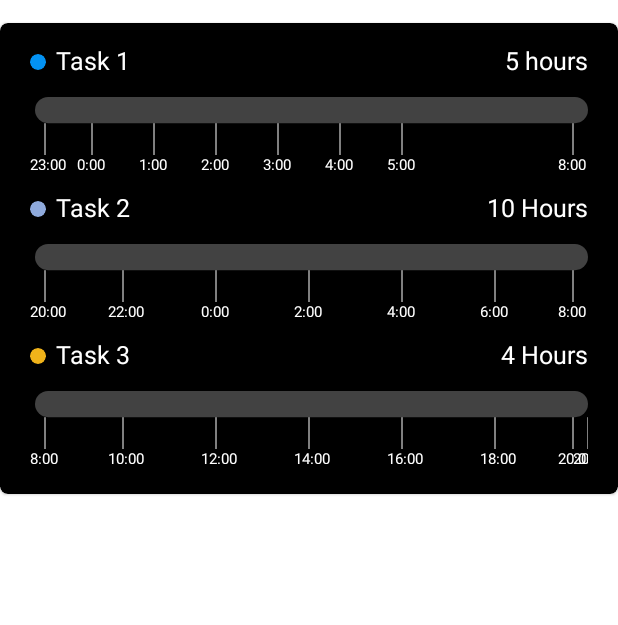
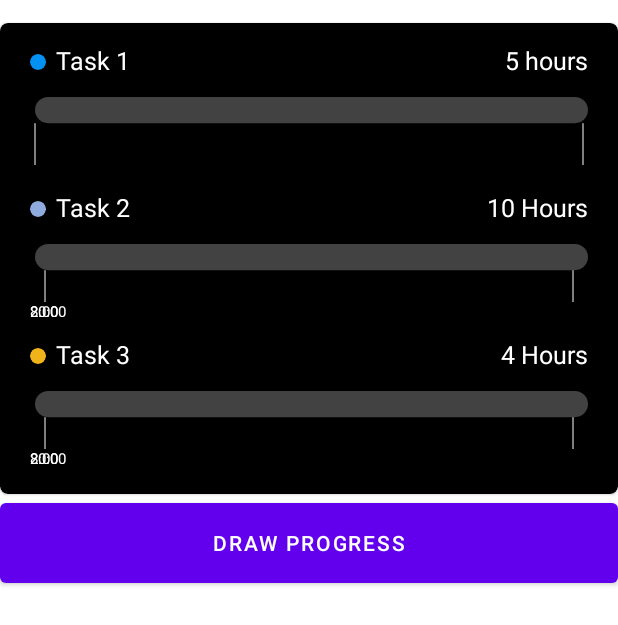
Before and after one commit to GauravSTripathi/MultiProgress, an Android app: the layout activity_main.xml on its own in the app's theme, with its tools: preview values and no code run, on a phone screen of 412 x 824 dp. Shown: the top 625 px of the screen. Run offline under Robolectric (Android 15) with nearby library versions, the phone set to English and light mode, and no system bars.

Commit message:
Change hours to millisecond system Added min draw pixel = 3, base on max value and width of timeline view

```diff
--- a/MultiProgressBar/src/main/java/com/gaurav/multiprogressbar/MultiProgressBar.kt
+++ b/MultiProgressBar/src/main/java/com/gaurav/multiprogressbar/MultiProgressBar.kt
@@ -8,14 +8,22 @@ import android.view.animation.LinearInterpolator
 import androidx.annotation.ColorInt
 import androidx.annotation.FloatRange
 import androidx.core.view.doOnLayout
+import java.text.DecimalFormat
+import java.text.NumberFormat
+import java.text.ParseException
+import java.text.SimpleDateFormat
+import java.util.Date
+import java.util.Locale
+import java.util.TimeZone
+
 
 class MultiProgressBar @JvmOverloads constructor(
     context: Context,
     attrs: AttributeSet? = null,
     defStyleAttr: Int = 0
 ) : View(context, attrs, defStyleAttr) {
-    private var w=0F
-    private var h=0F
+    private var w = 0F
+    private var h = 0F
     private var dataFormat = 0
     private var ProgressRectF = java.util.ArrayList<RectF>()
     private var seconderProgressPaint = Paint()
@@ -26,7 +34,7 @@ class MultiProgressBar @JvmOverloads constructor(
     private var textSegmentsWidth = 1
     private var startHour = 0F
     private var endHour = 10F
-    var progress_radius : Float = 10F
+    var progress_radius: Float = 10F
         set(value) {
             if (field != value) {
                 field = value
@@ -52,6 +60,40 @@ class MultiProgressBar @JvmOverloads constructor(
             }
         }
 
+
+    var showHours: Boolean = true
+        set(value) {
+            if (field != value) {
+                field = value
+                invalidate()
+            }
+        }
+
+    var startTimeDisplay: String = ""
+        set(value) {
+            if (field != value) {
+                field = value
+                invalidate()
+            }
+        }
+
+
+    var endTimeDisplay: String = ""
+        set(value) {
+            if (field != value) {
+                field = value
+                invalidate()
+            }
+        }
+
+
+    var is24Hour: Boolean = true
+        set(value) {
+            if (field != value) {
+                field = value
+                invalidate()
+            }
+        }
     var spacing: Float = 0f
         set(value) {
             if (field != value) {
@@ -93,7 +135,8 @@ class MultiProgressBar @JvmOverloads constructor(
             segmentCount = getInteger(R.styleable.MultiProgressBar_gst_count, segmentCount)
             startHour = getFloat(R.styleable.MultiProgressBar_gst_start_hour, startHour)
             endHour = getFloat(R.styleable.MultiProgressBar_gst_end_hour, endHour)
-            progress_radius = getFloat(R.styleable.MultiProgressBar_gst_progress_radius,progress_radius)
+            progress_radius =
+                getFloat(R.styleable.MultiProgressBar_gst_progress_radius, progress_radius)
 
             segmentAlpha = getFloat(R.styleable.MultiProgressBar_gst_segmentAlpha, segmentAlpha)
             progressAlpha = getFloat(R.styleable.MultiProgressBar_gst_progressAlpha, progressAlpha)
@@ -128,8 +171,7 @@ class MultiProgressBar @JvmOverloads constructor(
             primaryProgressPaint.isAntiAlias = true
             primaryProgressPaint.style = Paint.Style.FILL
 
-            if (endHour<startHour)
-            {
+            if (endHour < startHour) {
                 endHour = 24 + endHour
             }
             recycle()
@@ -137,21 +179,20 @@ class MultiProgressBar @JvmOverloads constructor(
 
     }
 
-    fun setHours(sleepStartHour:Float,sleepEndHour:Float)
-    {
-        startHour=sleepStartHour
-        endHour=sleepEndHour
+    fun setHours(sleepStartHour: Float, sleepEndHour: Float) {
+        startHour = sleepStartHour
+        endHour = sleepEndHour
+        invalidate()
     }
 
     fun setProgress(progress: ArrayList<Pair<Float, Float>>) {
-        if (endHour<startHour)
-        {
+        if (endHour < startHour) {
             endHour = 24 + endHour
         }
 
         var isNightSleep = progress.filter { it.second < it.first }
 
-        if (isNightSleep!=null && isNightSleep.size>0) {
+        if (isNightSleep != null && isNightSleep.size > 0) {
             progress.forEachIndexed { index, item ->
 
                 if (item.first >= startHour) {
@@ -181,10 +222,9 @@ class MultiProgressBar @JvmOverloads constructor(
 
         var first = pair.first
         var second = pair.second
-        if(endHour>23)
-        {
-            first +=24
-            second +=24
+        if (endHour > 23) {
+            first += 24
+            second += 24
         }
 
         val left = ((first - startHour) / (endHour - startHour)) * w
@@ -225,12 +265,39 @@ class MultiProgressBar @JvmOverloads constructor(
 
 
             var hours = 0
+            if (showHours) {
+                val formatter: NumberFormat = DecimalFormat("00")
+                if(is24Hour)
+                {
                     canvas.drawText(
                         startHour.toInt().toString() + ":00",
                         0F,
                         h,
                         textPaint
                     )
+                }else{
+                    var hourText=""
+
+                    var hour = startHour.toInt()
+                    var mins =(( startHour - hour ) *60).toInt()
+
+                    var displayTime = getFormatedDateFromUtc("$hour:$mins")
+
+//                    if( getLocalTime(hour,mins).first<12)
+//                    {
+//                        hourText = "${formatter.format( getLocalTime(hour,mins).first)}:${formatter.format( getLocalTime(hour,mins).second)} AM"
+//                    }else{
+//
+//                        hourText = "${formatter.format(12-(24- getLocalTime(hour,mins).first))}:${formatter.format( getLocalTime(hour,mins).second)} PM"
+//                    }
+                    canvas.drawText(
+                        if(!startTimeDisplay.isNullOrEmpty()) {startTimeDisplay}else{displayTime},
+                        0F,
+                        h,
+                        textPaint
+                    )
+                }
+
 
                 canvas.drawLine(
                     0F + textSize,
@@ -245,12 +312,44 @@ class MultiProgressBar @JvmOverloads constructor(
                     hours = Math.abs(24 - endHour).toInt()
                 }
 
+
+                if(is24Hour)
+                {
                     canvas.drawText(
-                hours.toString() + ":00",
-                w - (textSize*2),
+                        hours.toInt().toString() + ":00",
+                        0F,
                         h,
                         textPaint
                     )
+                }else{
+                    var hourText=""
+                    var hour = hours.toInt()
+                    var mins =(( endHour - endHour.toInt() ) *60).toInt()
+
+
+                    var displayTime = getFormatedDateFromUtc("$hour:$mins")
+
+//                    if( getLocalTime(hour,mins).first<12)
+//                    {
+//                        hourText = "${formatter.format( getLocalTime(hour,mins).first)}:${formatter.format( getLocalTime(hour,mins).second)} AM"
+//                    }else{
+//                        hourText = "${formatter.format(12 - (24- getLocalTime(hour,mins).first))}:${formatter.format( getLocalTime(hour,mins).second)} PM"
+//                    }
+                    canvas.drawText(
+                        if(!endTimeDisplay.isNullOrEmpty()) {endTimeDisplay}else{displayTime},
+                        w-(displayTime.length*12),
+                        h,
+                        textPaint
+                    )
+                }
+
+
+//                canvas.drawText(
+//                    hours.toString() + ":00",
+//                    w - (textSize * 2),
+//                    h,
+//                    textPaint
+//                )
 
                 canvas.drawLine(
                     w - textSize,
@@ -259,6 +358,8 @@ class MultiProgressBar @JvmOverloads constructor(
                     h - textSize,
                     textPaint
                 )
+            }
+
 
 
             if (segmentCount > 2) {
@@ -269,13 +370,13 @@ class MultiProgressBar @JvmOverloads constructor(
                         hours = Math.abs(24 - generateHoursSegment.get(it))
                     }
 
-                    var actualEndHour = if(endHour > 23) {
-                        endHour.toInt()-24
-                    }else{
+                    var actualEndHour = if (endHour > 23) {
+                        endHour.toInt() - 24
+                    } else {
                         endHour
                     }
-
-                    if(hours!=actualEndHour){
+                    if (showHours) {
+                        if (hours != actualEndHour) {
                             canvas.drawLine(
                                 ((generateHoursSegment.get(it) - startHour) / (endHour - startHour)) * w,
                                 h * 0.40F,
@@ -286,10 +387,11 @@ class MultiProgressBar @JvmOverloads constructor(
 
                             canvas.drawText(
                                 hours.toString() + ":00",
-                            ((generateHoursSegment.get(it) - startHour) / (endHour - startHour)) * w - textSize ,
+                                ((generateHoursSegment.get(it) - startHour) / (endHour - startHour)) * w - textSize,
                                 h,
                                 textPaint
                             )
+                        }
                     }
                 }
 
@@ -297,7 +399,12 @@ class MultiProgressBar @JvmOverloads constructor(
             canvas.drawRoundRect(5F, 5F, w, h * 0.40F, 50F, 50F, primaryProgressPaint)
             ProgressRectF?.let {
                 (0 until it.size).forEach { index ->
-                    canvas.drawRoundRect(it.get(index), progress_radius, progress_radius, seconderProgressPaint)
+                    canvas.drawRoundRect(
+                        it.get(index),
+                        progress_radius,
+                        progress_radius,
+                        seconderProgressPaint
+                    )
                 }
 
             }
@@ -306,4 +413,30 @@ class MultiProgressBar @JvmOverloads constructor(
         }
 
     }
+
+
+    fun getFormatedDateFromUtc(
+        date: String
+    ): String {
+        var providedDate= date
+        val input = SimpleDateFormat("HH:mm")
+        input.timeZone = TimeZone.getTimeZone("UTC")
+        val output = SimpleDateFormat("hh:mm a", Locale.getDefault())
+        output.setTimeZone(TimeZone.getDefault());
+        var Stringdate = ""
+        try {
+            if(providedDate.count { it==':' }>1)
+            {
+                providedDate = providedDate.substring(0,providedDate.lastIndexOf(':'))
             }
+            val inputDate: Date = input.parse(providedDate) // parse input
+            Stringdate = output.format(inputDate)
+
+        } catch (e: ParseException) {
+            e.printStackTrace()
+        }
+        return Stringdate
+    }
+
+
+}
--- /dev/null
+++ b/MultiProgressBar/src/main/java/com/gaurav/multiprogressbar/TimeLineView.kt
@@ -0,0 +1,312 @@
+package com.gaurav.multiprogressbar
+
+import android.content.Context
+import android.graphics.Canvas
+import android.graphics.Color
+import android.graphics.Paint
+import android.graphics.RectF
+import android.util.AttributeSet
+import android.view.View
+import androidx.annotation.ColorInt
+import androidx.core.view.doOnLayout
+import java.text.DecimalFormat
+import java.text.NumberFormat
+
+class TimeLineView @JvmOverloads constructor(
+    context: Context,
+    attrs: AttributeSet? = null,
+    defStyleAttr: Int = 0
+) : View(context, attrs, defStyleAttr) {
+
+    private var w = 0F
+    private var h = 0F
+    private var dataFormat = 0
+    private var ProgressRectF = java.util.ArrayList<RectF>()
+    private var seconderProgressPaint = Paint()
+    private var primaryProgressPaint = Paint()
+    private var textPaint = Paint()
+
+    var progress_radius: Float = 10F
+        set(value) {
+            if (field != value) {
+                field = value
+                invalidate()
+            }
+        }
+
+    private var textSize = 5F
+        get() = field
+        set(value) {
+            if (field != value) {
+                field = value
+                invalidate()
+            }
+        }
+    private var textColor = Color.WHITE
+        get() = field
+        set(value) { if (field != value) {
+            field = value
+            invalidate()
+        }
+        }
+    private var textSegmentsWidth = 1
+    private var startTimeMilli = 0L
+        get() = field
+        set(value) { if (field != value) {
+            field = value
+            invalidate()
+        }
+        }
+    private var endTimeMilli = 10L
+        get() = field
+        set(value) { if (field != value) {
+            field = value
+            invalidate()
+        }}
+    private var progressAlpha: Float = 1f
+        set(value) {
+            if (field != value) {
+                field = value.coerceIn(0f, 1f)
+                invalidate()
+            }
+        }
+
+    @get:ColorInt
+    var seconderProgressColor: Int = Color.GREEN
+        set(value) {
+            if (field != value) {
+                field = value
+                invalidate()
+            }
+        }
+
+    @get:ColorInt
+    var primaryProgressColor: Int = Color.GRAY
+        set(value) {
+            if (field != value) {
+                field = value
+                invalidate()
+            }
+        }
+    var startTimeDisplay: String = ""
+        set(value) {
+            if (field != value) {
+                field = value
+                invalidate()
+            }
+        }
+
+
+    var endTimeDisplay: String = ""
+        set(value) {
+            if (field != value) {
+                field = value
+                invalidate()
+            }
+        }
+
+
+    var showHours: Boolean = true
+        set(value) {
+            if (field != value) {
+                field = value
+                invalidate()
+            }
+        }
+
+    var is24Hour: Boolean = true
+        set(value) {
+            if (field != value) {
+                field = value
+                invalidate()
+            }
+        }
+
+    init {
+        context.obtainStyledAttributes(attrs, R.styleable.TimeLineView, defStyleAttr, 0).run {
+            startTimeMilli =
+                getString(R.styleable.TimeLineView_tlv_start_time_in_milli)?.toLong() ?: 0
+            endTimeMilli = getString(R.styleable.TimeLineView_tlv_end_time_in_milli)?.toLong() ?: 0
+
+            progress_radius =
+                getFloat(R.styleable.TimeLineView_tlv_progress_radius, progress_radius)
+
+            progressAlpha = getFloat(R.styleable.TimeLineView_tlv_progressAlpha, progressAlpha)
+            seconderProgressColor = getColor(
+                R.styleable.TimeLineView_tlv_seconder_progress_color,
+                seconderProgressColor
+            )
+            primaryProgressColor = getColor(
+                R.styleable.TimeLineView_tlv_primary_progress_color,
+                primaryProgressColor
+            )
+            textSize = getFloat(R.styleable.TimeLineView_tlv_textSize, textSize)
+            textColor = getColor(R.styleable.TimeLineView_tlv_textColor, textColor)
+
+
+            dataFormat = this.getInt(R.styleable.TimeLineView_tlv_data_format, dataFormat)
+
+
+            startTimeDisplay =
+                getString(R.styleable.TimeLineView_tlv_startTimeDisplay).toString()
+
+
+            endTimeDisplay =
+                getString(R.styleable.TimeLineView_tlv_endTimeDisplay).toString()
+
+            showHours = getBoolean(R.styleable.TimeLineView_tlv_showHours, true)
+            is24Hour = getBoolean(R.styleable.TimeLineView_tlv_is24Hours, false)
+
+            textPaint.setColor(textColor)
+            textPaint.textSize = textSize
+            textPaint.isAntiAlias = true
+
+            seconderProgressPaint.setColor(seconderProgressColor)
+            seconderProgressPaint.isAntiAlias = true
+            seconderProgressPaint.style = Paint.Style.FILL
+
+
+            primaryProgressPaint.setColor(primaryProgressColor)
+            primaryProgressPaint.isAntiAlias = true
+            primaryProgressPaint.style = Paint.Style.FILL
+
+            recycle()
+
+
+        }
+    }
+
+    fun setTime(sleepStartTimeInMilli: Long, sleepEndTimeInMilli: Long) {
+        startTimeMilli = sleepStartTimeInMilli
+        endTimeMilli = sleepEndTimeInMilli
+        invalidate()
+    }
+
+    fun setProgress(progress: ArrayList<Pair<Long, Long>>) {
+
+
+        doOnLayout {
+            ProgressRectF = ArrayList()
+            (0 until progress.size).forEach {
+                ProgressRectF.add(getProgressRect(progress.get(it)))
+            }
+            invalidate()
+        }
+
+    }
+
+    fun getProgressRect(pair: Pair<Long, Long>): RectF {
+        var rectF: RectF
+        w = width.toFloat()
+        h = height.toFloat()
+
+        var first = pair.first
+        var second = pair.second
+
+        if((pair.second - pair.first) < 180000){
+            second = (pair.first + ((endTimeMilli*3)/width))
+        }
+        if((pair.second - pair.first) < 180000){
+            second = (pair.first + 180000)
+        }
+
+
+        val left = ((first.toFloat() - startTimeMilli.toFloat()) / (endTimeMilli.toFloat() - startTimeMilli.toFloat())).toFloat() * w
+        val right = ((second.toFloat() - startTimeMilli.toFloat()) / (endTimeMilli.toFloat() - startTimeMilli.toFloat())) * w
+        rectF = RectF(left, 5F, right, (h * 0.40F))
+//        }
+        return rectF
+    }
+
+
+    override fun onDraw(canvas: Canvas) {
+        w = width.toFloat()
+        h = height.toFloat()
+
+
+
+        if (dataFormat == 0) {
+
+
+            if (showHours) {
+                if (is24Hour) {
+                    canvas.drawText(
+                        startTimeMilli.toInt().toString() + ":00",
+                        0F,
+                        h,
+                        textPaint
+                    )
+                } else {
+
+                    canvas.drawText(
+                        if (!startTimeDisplay.isNullOrEmpty()) {
+                            startTimeDisplay
+                        } else {
+                            startTimeDisplay
+                        },
+                        0F,
+                        h,
+                        textPaint
+                    )
+                }
+
+
+                canvas.drawLine(
+                    0F + textSize,
+                    h * 0.40F,
+                    0F + textSize,
+                    h - textSize,
+                    textPaint
+                )
+
+                if (is24Hour) {
+                    canvas.drawText(
+                        endTimeMilli.toInt().toString() + ":00",
+                        0F,
+                        h,
+                        textPaint
+                    )
+                } else {
+
+                    canvas.drawText(
+                        if (!endTimeDisplay.isNullOrEmpty()) {
+                            endTimeDisplay
+                        } else {
+                            endTimeDisplay
+                        },
+                        w - (endTimeDisplay.length * 12),
+                        h,
+                        textPaint
+                    )
+                }
+
+
+                canvas.drawLine(
+                    w - textSize,
+                    h * 0.40F,
+                    w - textSize,
+                    h - textSize,
+                    textPaint
+                )
+            }
+
+            canvas.drawRoundRect(5F, 5F, w, h * 0.40F, 50F, 50F, primaryProgressPaint)
+            ProgressRectF?.let {
+                (0 until it.size).forEach { index ->
+                    canvas.drawRoundRect(
+                        it.get(index),
+                        progress_radius,
+                        progress_radius,
+                        seconderProgressPaint
+                    )
+                }
+
+            }
+        } else {
+
+        }
+
+    }
+
+
+}
--- a/app/src/main/res/layout/activity_main.xml
+++ b/app/src/main/res/layout/activity_main.xml
@@ -7,6 +7,7 @@
     tools:context=".MainActivity">
 
     <com.google.android.material.card.MaterialCardView
+        android:id="@+id/card_view"
         android:layout_width="match_parent"
         android:layout_height="wrap_content"
         android:layout_marginTop="@dimen/_12sdp"
@@ -63,19 +64,35 @@
 
                 </LinearLayout>
 
-                <com.gaurav.multiprogressbar.MultiProgressBar
-                    android:id="@+id/multi_progress_task_one"
+<!--                <com.gaurav.multiprogressbar.MultiProgressBar-->
+<!--                    android:id="@+id/multi_progress_task_one"-->
+<!--                    android:layout_width="match_parent"-->
+<!--                    android:layout_height="@dimen/_40sdp"-->
+<!--                    android:layout_margin="@dimen/_5sdp"-->
+<!--                    app:gst_count="2"-->
+<!--                    app:gst_data_format="HOUR"-->
+<!--                    app:gst_end_hour="8"-->
+<!--                    app:gst_primary_progress_color="#4DD9D9D9"-->
+<!--                    app:gst_seconder_progress_color="#0392F3"-->
+<!--                    app:gst_start_hour="23"-->
+<!--                    app:gst_textColor="@color/white"-->
+<!--                    app:gst_textSize="15" />-->
+
+
+                <com.gaurav.multiprogressbar.TimeLineView
+                    android:id="@+id/time_line_view_one"
                     android:layout_width="match_parent"
                     android:layout_height="@dimen/_40sdp"
                     android:layout_margin="@dimen/_5sdp"
-                    app:gst_count="5"
-                    app:gst_data_format="HOUR"
-                    app:gst_end_hour="8"
-                    app:gst_primary_progress_color="#4DD9D9D9"
-                    app:gst_seconder_progress_color="#0392F3"
-                    app:gst_start_hour="23"
+                    app:tlv_data_format="HOUR"
+                    app:tlv_end_time_in_milli="0"
+                    app:tlv_primary_progress_color="#4DD9D9D9"
+                    app:tlv_seconder_progress_color="#0392F3"
+                    app:tlv_start_time_in_milli="0"
                     app:gst_textColor="@color/white"
                     app:gst_textSize="15" />
+
+
             </LinearLayout>
 
 
@@ -128,7 +145,7 @@
                     android:layout_width="match_parent"
                     android:layout_height="@dimen/_40sdp"
                     android:layout_margin="@dimen/_5sdp"
-                    app:gst_count="5"
+                    app:gst_count="2"
                     app:gst_data_format="HOUR"
                     app:gst_end_hour="8"
                     app:gst_primary_progress_color="#4DD9D9D9"
@@ -188,7 +205,7 @@
                     android:layout_width="match_parent"
                     android:layout_height="@dimen/_40sdp"
                     android:layout_margin="@dimen/_5sdp"
-                    app:gst_count="5"
+                    app:gst_count="2"
                     app:gst_data_format="HOUR"
                     app:gst_end_hour="20"
                     app:gst_primary_progress_color="#4DD9D9D9"
@@ -203,4 +220,12 @@
 
     </com.google.android.material.card.MaterialCardView>
 
+    <Button
+        android:id="@+id/btn_genrate"
+        android:layout_width="match_parent"
+        android:layout_height="@dimen/_50sdp"
+        android:text="Draw progress"
+        android:layout_below="@id/card_view"/>
+
+
 </RelativeLayout>
```
Also changed, not shown: MultiProgressBar/src/main/res/values/attar.xml (+21 -0 lines), app/src/main/java/com/gaurav/multiprogress/MainActivity.kt (+114 -15 lines). Lines whose indentation alone changed are shown as unchanged.
